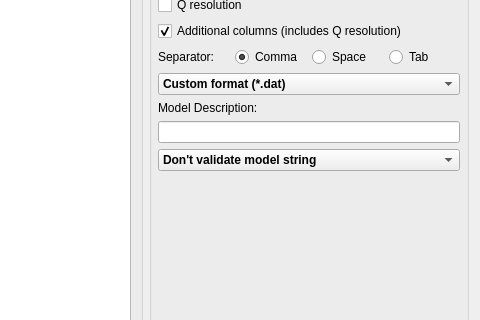
mantidproject/mantid, file qt/scientific_interfaces/ISISReflectometry/GUI/Save/SaveWidget.ui: the form before one commit; both pictures show x 508 to 988 and y 137 to 457 of the 988 by 672 pixel window.
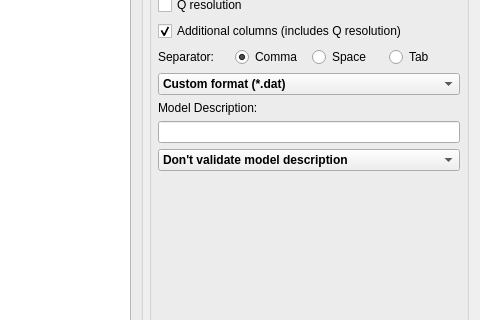
The form after the commit.

What changed in the file:
```diff
--- a/qt/scientific_interfaces/ISISReflectometry/GUI/Save/SaveWidget.ui
+++ b/qt/scientific_interfaces/ISISReflectometry/GUI/Save/SaveWidget.ui
@@ -378,7 +378,7 @@
             </property>
             <item>
             <property name="text">
-                <string>Don't validate model string</string>
+                <string>Don't validate model description</string>
             </property>
             </item>
             <item>
```
Left out of the diff: 2 changed lines with no effect on the pictures.
